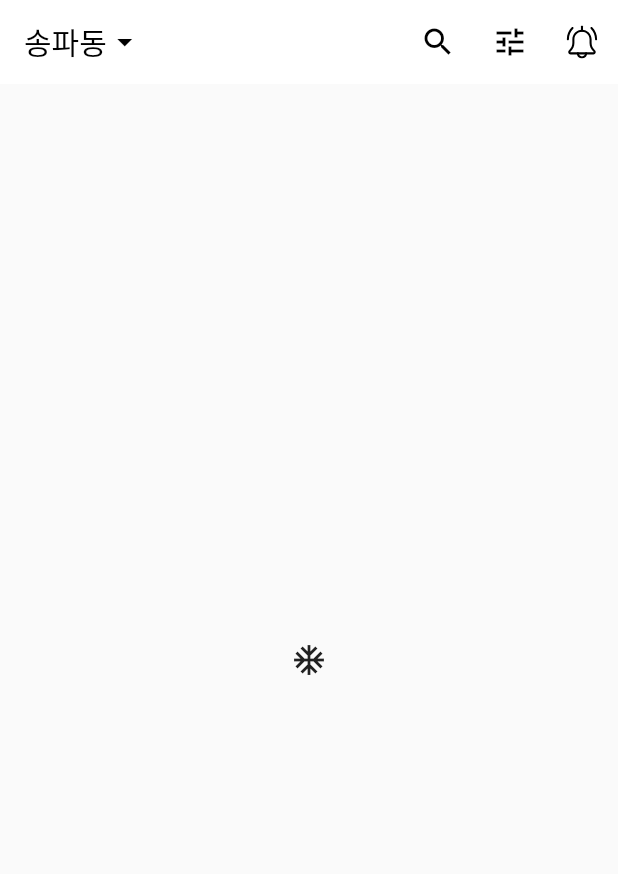
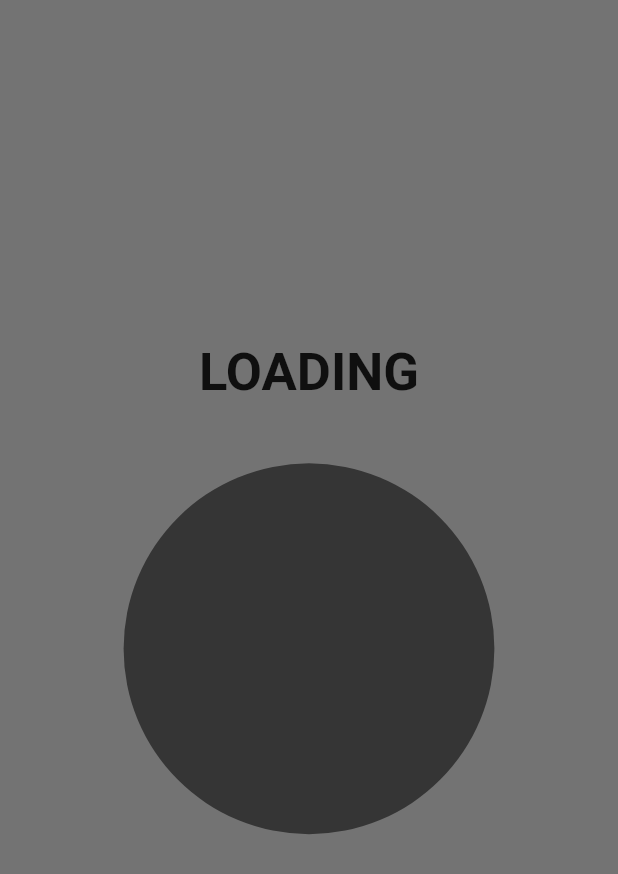
Before and after one commit to poorants/flutter-cc-carrot-market., a Flutter app: the screen it shows after launch, on a phone screen of 412 x 824 dp. Shown: the top 874 px of the screen. Run offline on Flutter 3.47's test engine with Material 2 defaults, Android fonts, the phone set to English and light mode, and no system bars; our stand-ins replace cloud_firestore, firebase_core, flutter_svg; accounts and stored records are empty.

Commit message:
로그인 페이지 만들어보던 중

```diff
--- a/lib/main.dart
+++ b/lib/main.dart
@@ -1,5 +1,5 @@
 import 'package:carrot_market_cc/firebase_options.dart';
-import 'package:carrot_market_cc/pages/home/home.dart';
+import 'package:carrot_market_cc/pages/login/login.dart';
 import 'package:carrot_market_cc/provider/theme_provider.dart';
 import 'package:firebase_core/firebase_core.dart';
 import 'package:flutter/material.dart';
@@ -25,7 +25,7 @@ class _MyAppState extends State<MyApp> {
   Widget build(BuildContext context) {
     return MaterialApp(
       theme: MyThemes().customTheme,
-      home: const Home(),
+      home: const LoginPage(),
     );
   }
 }
--- /dev/null
+++ b/lib/pages/login/login.dart
@@ -0,0 +1,13 @@
+import 'package:carrot_market_cc/pages/login/widgets/body.dart';
+import 'package:flutter/material.dart';
+
+class LoginPage extends StatelessWidget {
+  const LoginPage({Key? key}) : super(key: key);
+
+  @override
+  Widget build(BuildContext context) {
+    return const Scaffold(
+      body: Body(),
+    );
+  }
+}
--- /dev/null
+++ b/lib/pages/login/widgets/background.dart
@@ -0,0 +1,25 @@
+import 'package:flutter/material.dart';
+
+class Background extends StatelessWidget {
+  final Widget child;
+  const Background({
+    Key? key,
+    required this.child,
+  }) : super(key: key);
+
+  @override
+  Widget build(BuildContext context) {
+    Size size = MediaQuery.of(context).size;
+
+    return Container(
+      width: double.infinity,
+      height: size.height,
+      alignment: Alignment.center,
+      padding: const EdgeInsets.all(40),
+      decoration: const BoxDecoration(
+        color: Colors.black54,
+      ),
+      child: child,
+    );
+  }
+}
--- /dev/null
+++ b/lib/pages/login/widgets/body.dart
@@ -0,0 +1,42 @@
+import 'package:carrot_market_cc/pages/login/widgets/background.dart';
+import 'package:flutter/material.dart';
+
+class Body extends StatelessWidget {
+  const Body({Key? key}) : super(key: key);
+
+  @override
+  Widget build(BuildContext context) {
+    Size size = MediaQuery.of(context).size;
+    return Background(
+        child: SingleChildScrollView(
+      child: Column(
+        mainAxisAlignment: MainAxisAlignment.center,
+        children: [
+          const Text(
+            'LOADING',
+            style: TextStyle(
+              color: Colors.black87,
+              fontWeight: FontWeight.bold,
+              fontSize: 35,
+            ),
+          ),
+          const SizedBox(
+            height: 40,
+          ),
+          SizedBox(
+              height: size.height * 0.3,
+              width: size.height * 0.3,
+              child: DecoratedBox(
+                decoration: BoxDecoration(
+                  color: Colors.black54,
+                  borderRadius: BorderRadius.circular(size.height * 0.3),
+                ),
+              )),
+          const SizedBox(
+            height: 40,
+          ),
+        ],
+      ),
+    ));
+  }
+}
--- a/pubspec.yaml
+++ b/pubspec.yaml
@@ -34,9 +34,9 @@ dependencies:
   # Use with the CupertinoIcons class for iOS style icons.
   cupertino_icons: ^1.0.2
   provider: ^6.0.2
-  flutter_svg: ^1.0.0
   firebase_core: ^1.11.0
   cloud_firestore: ^3.1.6
+  flutter_svg: ^1.0.1
 
 dev_dependencies:
   flutter_test:
```
Also changed, not shown: assets/images/christmas_icon.png (added), assets/svg/christmas_icon.svg (added), assets/svg/sample.svg (added), pubspec.lock.
